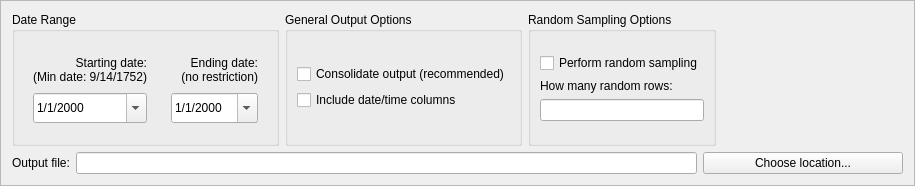
First picture: the form in NewGeneUI/NewGene/Widgets/CreateOutput/GenerateOutput/optionsbox.ui, repository daniel347x/newgene, before the edit.
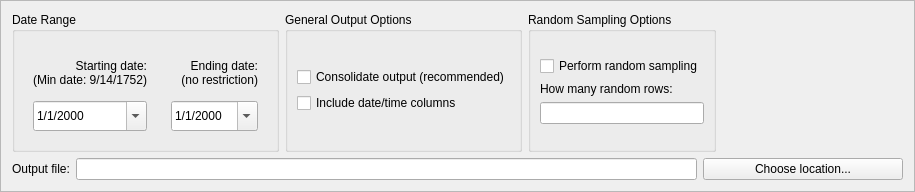
Second picture: the form after the edit. Custom widgets are drawn as their Qt base class.

Patch:
```diff
--- a/NewGeneUI/NewGene/Widgets/CreateOutput/GenerateOutput/optionsbox.ui
+++ b/NewGeneUI/NewGene/Widgets/CreateOutput/GenerateOutput/optionsbox.ui
@@ -57,7 +57,7 @@
                <property name="minimumSize">
                 <size>
                  <width>0</width>
-                 <height>35</height>
+                 <height>45</height>
                 </size>
                </property>
                <property name="maximumSize">
@@ -141,7 +141,7 @@
                <property name="minimumSize">
                 <size>
                  <width>0</width>
-                 <height>35</height>
+                 <height>45</height>
                 </size>
                </property>
                <property name="maximumSize">
```
